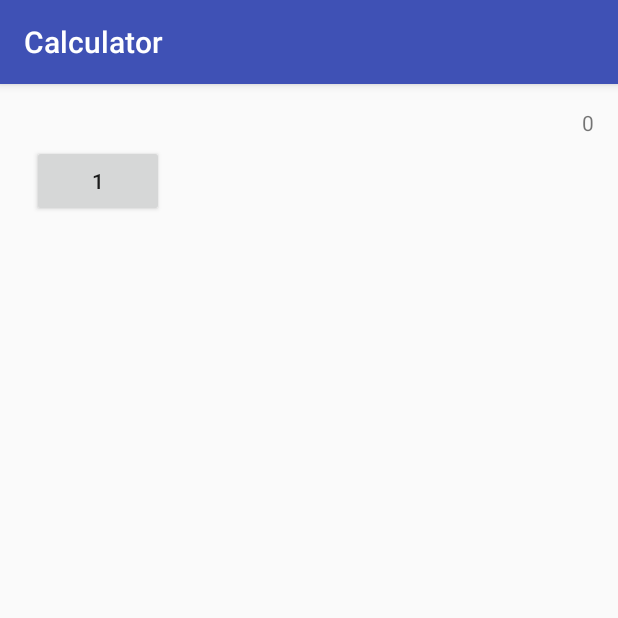
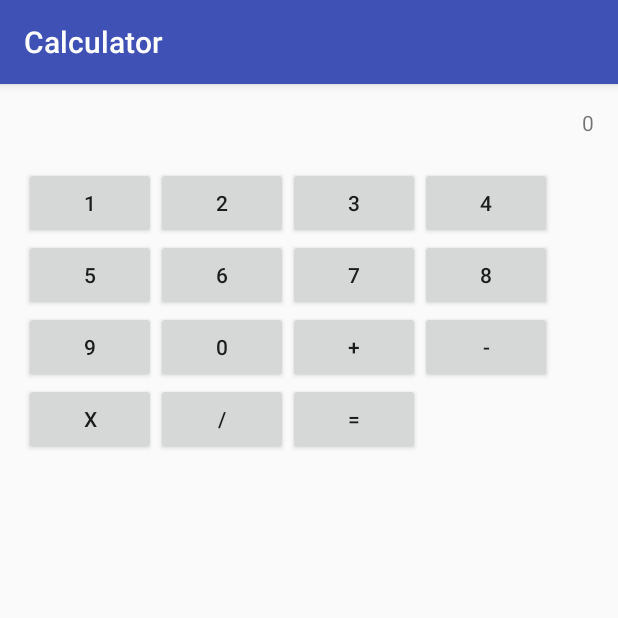
Before and after one commit to dalmia/Calculator, an Android app: the screen it shows after launch (MainActivity), on a phone screen of 412 x 824 dp, the top half of it. Run offline under Robolectric (Android 15) with nearby library versions, the phone set to English and light mode, and no system bars.

Commit message:
Calculator UI completed

```diff
--- a/app/src/main/res/layout/activity_main.xml
+++ b/app/src/main/res/layout/activity_main.xml
@@ -21,7 +21,7 @@
         android:layout_below="@id/calculation_result"
         android:layout_width="match_parent"
         android:layout_height="match_parent"
-        android:padding="5dp">
+        android:layout_marginTop="20dp">
 
         <LinearLayout
             android:orientation="horizontal"
@@ -34,6 +34,118 @@
                 android:text="1"
                 android:id="@+id/one" />
 
+            <Button
+                android:layout_width="wrap_content"
+                android:layout_height="wrap_content"
+                android:text="2"
+                android:id="@+id/two" />
+
+            <Button
+                android:layout_width="wrap_content"
+                android:layout_height="wrap_content"
+                android:text="3"
+                android:id="@+id/three" />
+
+            <Button
+                android:layout_width="wrap_content"
+                android:layout_height="wrap_content"
+                android:text="4"
+                android:id="@+id/four" />
+
+
+        </LinearLayout>
+
+        <LinearLayout
+            android:orientation="horizontal"
+            android:layout_width="match_parent"
+            android:layout_height="wrap_content">
+
+            <Button
+                android:layout_width="wrap_content"
+                android:layout_height="wrap_content"
+                android:text="5"
+                android:id="@+id/five" />
+
+            <Button
+                android:layout_width="wrap_content"
+                android:layout_height="wrap_content"
+                android:text="6"
+                android:id="@+id/six" />
+
+            <Button
+                android:layout_width="wrap_content"
+                android:layout_height="wrap_content"
+                android:text="7"
+                android:id="@+id/seven" />
+
+            <Button
+                android:layout_width="wrap_content"
+                android:layout_height="wrap_content"
+                android:text="8"
+                android:id="@+id/eight" />
+
+
+        </LinearLayout>
+
+
+        <LinearLayout
+            android:orientation="horizontal"
+            android:layout_width="match_parent"
+            android:layout_height="wrap_content">
+
+            <Button
+                android:layout_width="wrap_content"
+                android:layout_height="wrap_content"
+                android:text="9"
+                android:id="@+id/nine" />
+
+            <Button
+                android:layout_width="wrap_content"
+                android:layout_height="wrap_content"
+                android:text="0"
+                android:id="@+id/zero" />
+
+            <Button
+                android:layout_width="wrap_content"
+                android:layout_height="wrap_content"
+                android:text="+"
+                android:id="@+id/add" />
+
+            <Button
+                android:layout_width="wrap_content"
+                android:layout_height="wrap_content"
+                android:text="-"
+                android:id="@+id/subtract" />
+
+
+        </LinearLayout>
+
+
+        <LinearLayout
+            android:orientation="horizontal"
+            android:layout_width="match_parent"
+            android:layout_height="wrap_content">
+
+            <Button
+                android:layout_width="wrap_content"
+                android:layout_height="wrap_content"
+                android:text="x"
+                android:id="@+id/multiply" />
+
+            <Button
+                android:layout_width="wrap_content"
+                android:layout_height="wrap_content"
+                android:text="/"
+                android:id="@+id/divide" />
+
+            <Button
+                android:layout_width="wrap_content"
+                android:layout_height="wrap_content"
+                android:text="="
+                android:id="@+id/equal" />
+
+
+
         </LinearLayout>
 
     </LinearLayout>
```
